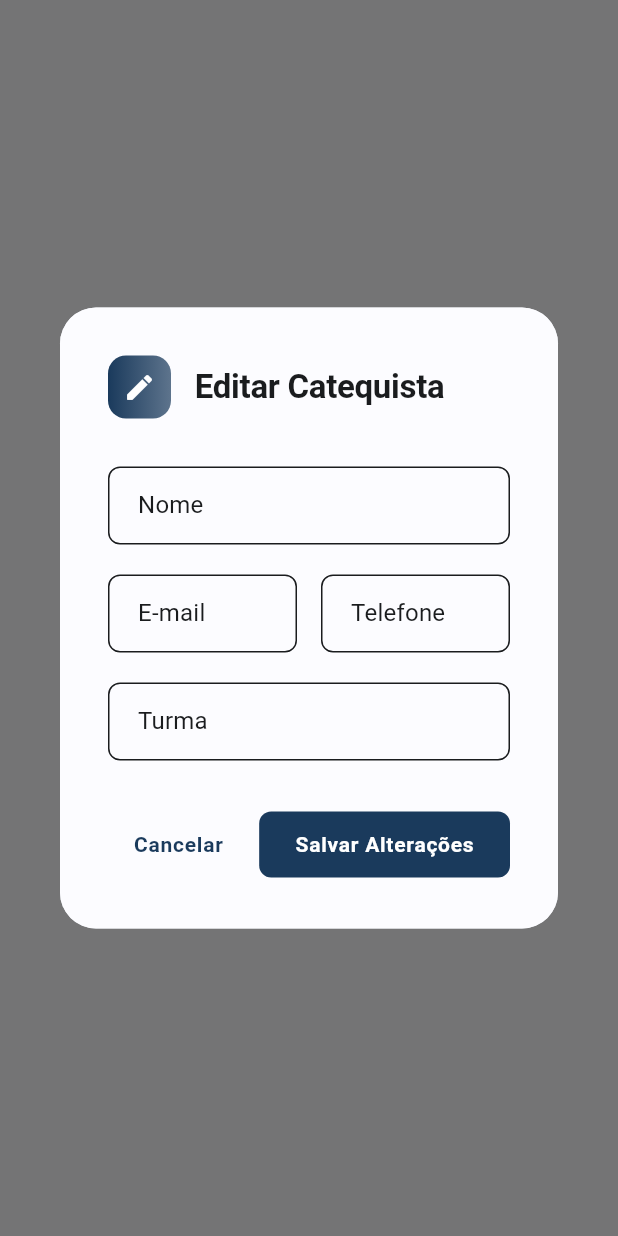
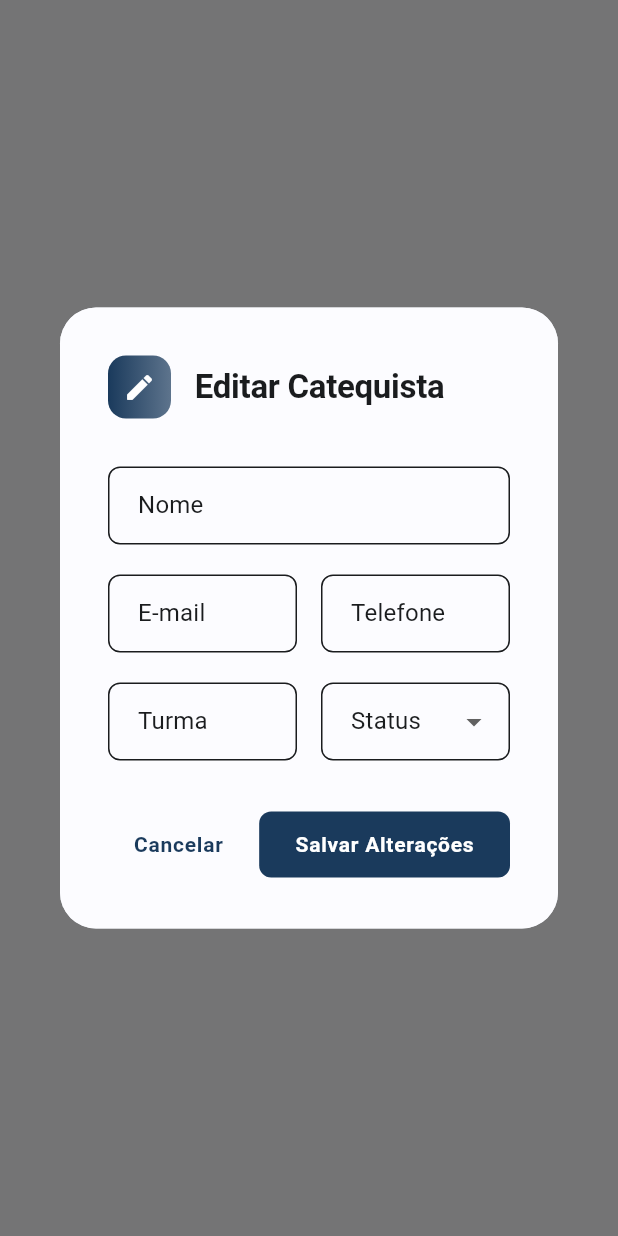
Before and after one commit to DionatanPO/projeto-pnsa-catequese, a Flutter app: what showCatequistaDialog() shows on an empty page, opened directly with empty values, on a phone screen of 412 x 824 dp. Run offline on Flutter 3.47's test engine with Material 3 defaults, Android fonts, the phone set to English and light mode, and no system bars; our stand-ins replace file_picker, get, mask_text_input_formatter, pdf, printing.

Commit message:
feat: add status field to catequista model and views

```diff
--- a/lib/app/modules/catequista/models/catequista_model.dart
+++ b/lib/app/modules/catequista/models/catequista_model.dart
@@ -4,6 +4,7 @@ class Catequista {
   final String email;
   final String telefone;
   final String turma;
+  final String status;
 
   Catequista({
     String? id,
@@ -11,6 +12,7 @@ class Catequista {
     required this.email,
     required this.telefone,
     required this.turma,
+    required this.status,
   }) : id = id ?? DateTime.now().toString();
 }
 
--- a/lib/app/modules/catequista/viewmodels/catequista_viewmodel.dart
+++ b/lib/app/modules/catequista/viewmodels/catequista_viewmodel.dart
@@ -7,18 +7,18 @@ class CatequistaViewModel extends GetxController {
     totalCatequizandos: 142,
     totalCatequistas: 12,
     catequistas: [
-      Catequista(nome: 'Maria José Silva', email: 'maria@pnsa.com', telefone: '(62) 99901-0001', turma: '1ª Eucaristia - A'),
-      Catequista(nome: 'João Pedro Santos', email: 'joao@pnsa.com', telefone: '(62) 99901-0002', turma: '1ª Eucaristia - B'),
-      Catequista(nome: 'Ana Clara Oliveira', email: 'ana@pnsa.com', telefone: '(62) 99901-0003', turma: '2ª Eucaristia - A'),
-      Catequista(nome: 'Carlos Eduardo Lima', email: 'carlos@pnsa.com', telefone: '(62) 99901-0004', turma: '2ª Eucaristia - B'),
-      Catequista(nome: 'Lucia Aparecida Souza', email: 'lucia@pnsa.com', telefone: '(62) 99901-0005', turma: 'Crisma - A'),
-      Catequista(nome: 'Pedro Henrique Costa', email: 'pedro@pnsa.com', telefone: '(62) 99901-0006', turma: 'Crisma - B'),
-      Catequista(nome: 'Rita de Cássia Pereira', email: 'rita@pnsa.com', telefone: '(62) 99901-0007', turma: 'Batismo'),
-      Catequista(nome: 'Antônio Carlos Gomes', email: 'antonio@pnsa.com', telefone: '(62) 99901-0008', turma: 'Perseverança'),
-      Catequista(nome: 'Cristina Almeida', email: 'cristina@pnsa.com', telefone: '(62) 99901-0009', turma: '1ª Eucaristia - A'),
-      Catequista(nome: 'Fernando José Martins', email: 'fernando@pnsa.com', telefone: '(62) 99901-0010', turma: '1ª Eucaristia - B'),
-      Catequista(nome: 'Teresa Cristina Rocha', email: 'teresa@pnsa.com', telefone: '(62) 99901-0011', turma: 'Crisma - A'),
-      Catequista(nome: 'Paulo Sérgio Barbosa', email: 'paulo@pnsa.com', telefone: '(62) 99901-0012', turma: '2ª Eucaristia - A'),
+      Catequista(nome: 'Maria José Silva', email: 'maria@pnsa.com', telefone: '(62) 99901-0001', turma: '1ª Eucaristia - A', status: 'Ativo'),
+      Catequista(nome: 'João Pedro Santos', email: 'joao@pnsa.com', telefone: '(62) 99901-0002', turma: '1ª Eucaristia - B', status: 'Ativo'),
+      Catequista(nome: 'Ana Clara Oliveira', email: 'ana@pnsa.com', telefone: '(62) 99901-0003', turma: '2ª Eucaristia - A', status: 'Ativo'),
+      Catequista(nome: 'Carlos Eduardo Lima', email: 'carlos@pnsa.com', telefone: '(62) 99901-0004', turma: '2ª Eucaristia - B', status: 'Ativo'),
+      Catequista(nome: 'Lucia Aparecida Souza', email: 'lucia@pnsa.com', telefone: '(62) 99901-0005', turma: 'Crisma - A', status: 'Inativo'),
+      Catequista(nome: 'Pedro Henrique Costa', email: 'pedro@pnsa.com', telefone: '(62) 99901-0006', turma: 'Crisma - B', status: 'Ativo'),
+      Catequista(nome: 'Rita de Cássia Pereira', email: 'rita@pnsa.com', telefone: '(62) 99901-0007', turma: 'Batismo', status: 'Ativo'),
+      Catequista(nome: 'Antônio Carlos Gomes', email: 'antonio@pnsa.com', telefone: '(62) 99901-0008', turma: 'Perseverança', status: 'Inativo'),
+      Catequista(nome: 'Cristina Almeida', email: 'cristina@pnsa.com', telefone: '(62) 99901-0009', turma: '1ª Eucaristia - A', status: 'Ativo'),
+      Catequista(nome: 'Fernando José Martins', email: 'fernando@pnsa.com', telefone: '(62) 99901-0010', turma: '1ª Eucaristia - B', status: 'Ativo'),
+      Catequista(nome: 'Teresa Cristina Rocha', email: 'teresa@pnsa.com', telefone: '(62) 99901-0011', turma: 'Crisma - A', status: 'Ativo'),
+      Catequista(nome: 'Paulo Sérgio Barbosa', email: 'paulo@pnsa.com', telefone: '(62) 99901-0012', turma: '2ª Eucaristia - A', status: 'Ativo'),
     ],
   ).obs;
 
--- a/lib/app/modules/catequista/views/catequista_page.dart
+++ b/lib/app/modules/catequista/views/catequista_page.dart
@@ -10,6 +10,7 @@ void showCatequistaDialog(BuildContext context, CatequistaViewModel vm, {Catequi
   final emailCtrl = TextEditingController(text: catequista?.email ?? '');
   final telefoneCtrl = TextEditingController(text: catequista?.telefone ?? '');
   final turmaCtrl = TextEditingController(text: catequista?.turma ?? '');
+  var currentStatus = catequista?.status ?? 'Ativo';
   final formKey = GlobalKey<FormState>();
 
   final phoneMask = MaskTextInputFormatter(
@@ -23,7 +24,8 @@ void showCatequistaDialog(BuildContext context, CatequistaViewModel vm, {Catequi
 
   showDialog(
     context: context,
-    builder: (ctx) => Dialog(
+    builder: (ctx) => StatefulBuilder(
+      builder: (context, setState) => Dialog(
       shape: RoundedRectangleBorder(borderRadius: BorderRadius.circular(24)),
       child: Container(
         decoration: BoxDecoration(
@@ -100,10 +102,25 @@ void showCatequistaDialog(BuildContext context, CatequistaViewModel vm, {Catequi
                     ],
                   ),
                   const SizedBox(height: 20),
-                  TextFormField(
-                    controller: turmaCtrl,
-                    decoration: const InputDecoration(labelText: 'Turma', hintText: 'Ex: 1ª Eucaristia - A'),
-                    validator: (v) => v == null || v.trim().isEmpty ? 'Campo obrigatório' : null,
+                  Row(
+                    children: [
+                      Expanded(
+                        child: TextFormField(
+                          controller: turmaCtrl,
+                          decoration: const InputDecoration(labelText: 'Turma', hintText: 'Ex: 1ª Eucaristia - A'),
+                          validator: (v) => v == null || v.trim().isEmpty ? 'Campo obrigatório' : null,
+                        ),
+                      ),
+                      const SizedBox(width: 16),
+                      Expanded(
+                        child: DropdownButtonFormField<String>(
+                          value: currentStatus,
+                          decoration: const InputDecoration(labelText: 'Status'),
+                          items: ['Ativo', 'Inativo'].map((s) => DropdownMenuItem(value: s, child: Text(s))).toList(),
+                          onChanged: (v) => setState(() => currentStatus = v!),
+                        ),
+                      ),
+                    ],
                   ),
                   const SizedBox(height: 32),
                   Row(
@@ -123,6 +140,7 @@ void showCatequistaDialog(BuildContext context, CatequistaViewModel vm, {Catequi
                             email: emailCtrl.text.trim(),
                             telefone: telefoneCtrl.text.trim(),
                             turma: turmaCtrl.text.trim(),
+                            status: currentStatus,
                           );
                           if (isEditing) {
                             vm.updateCatequista(model);
@@ -140,6 +158,7 @@ void showCatequistaDialog(BuildContext context, CatequistaViewModel vm, {Catequi
             ),
           ),
         ),
+      ),
       ),
     ),
   );
@@ -264,6 +283,7 @@ class _CatequistaCard extends StatelessWidget {
                       children: [
                         _infoChip(Icons.menu_book_rounded, catequista.turma, theme),
                         _infoChip(Icons.email_outlined, catequista.email, theme),
+                        _infoChip(Icons.info_outline_rounded, catequista.status, theme),
                       ],
                     ),
                   ],
@@ -376,9 +396,10 @@ class _CatequistaTable extends StatelessWidget {
           0: FlexColumnWidth(0.6),
           1: FlexColumnWidth(3),
           2: FlexColumnWidth(2),
-          3: FlexColumnWidth(2.5),
-          4: FlexColumnWidth(2),
-          5: FixedColumnWidth(90),
+          3: FlexColumnWidth(1.5),
+          4: FlexColumnWidth(2.5),
+          5: FlexColumnWidth(2),
+          6: FixedColumnWidth(90),
         },
         defaultVerticalAlignment: TableCellVerticalAlignment.middle,
         border: TableBorder(
@@ -399,6 +420,7 @@ class _CatequistaTable extends StatelessWidget {
               const SizedBox.shrink(),
               _headerCell('Nome', Icons.person_rounded),
               _headerCell('Turma', Icons.menu_book_rounded),
+              _headerCell('Status', Icons.info_outline_rounded),
               _headerCell('Email', Icons.email_rounded),
               _headerCell('Telefone', Icons.phone_rounded),
               _headerCell('Ações', Icons.touch_app_rounded),
@@ -449,6 +471,7 @@ class _CatequistaTable extends StatelessWidget {
                       ),
                     ),
                   ),
+                  _bodyCell(c.status),
                   _bodyCell(c.email),
                   Padding(
                     padding: const EdgeInsets.symmetric(horizontal: 16, vertical: 14),
```
